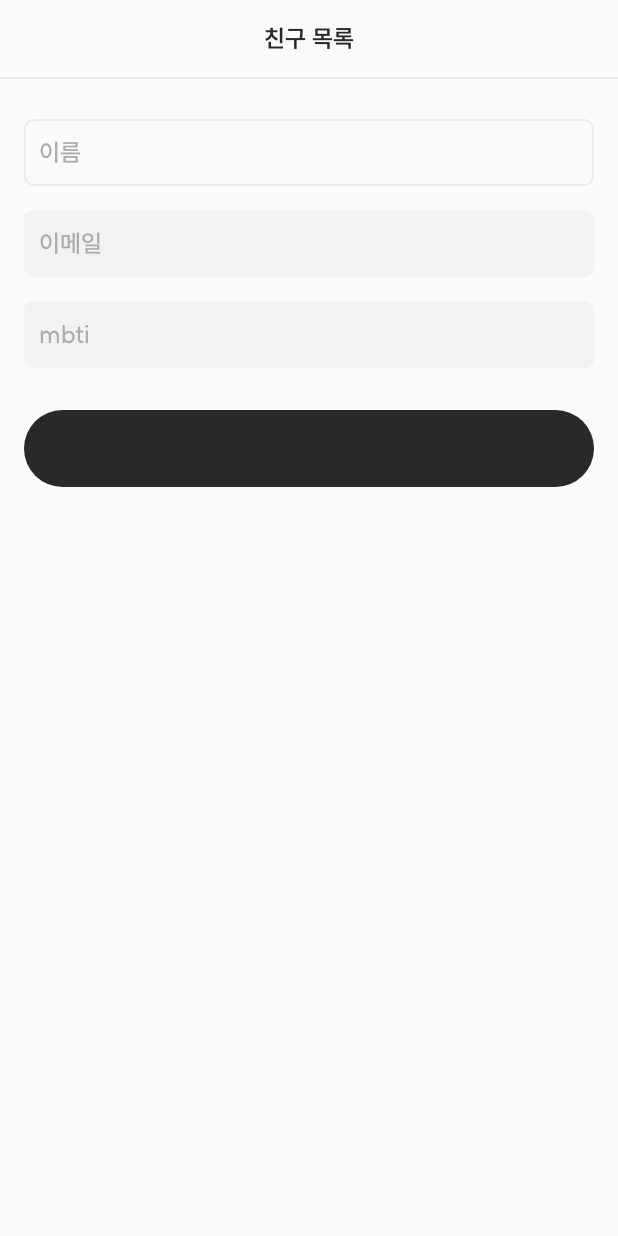
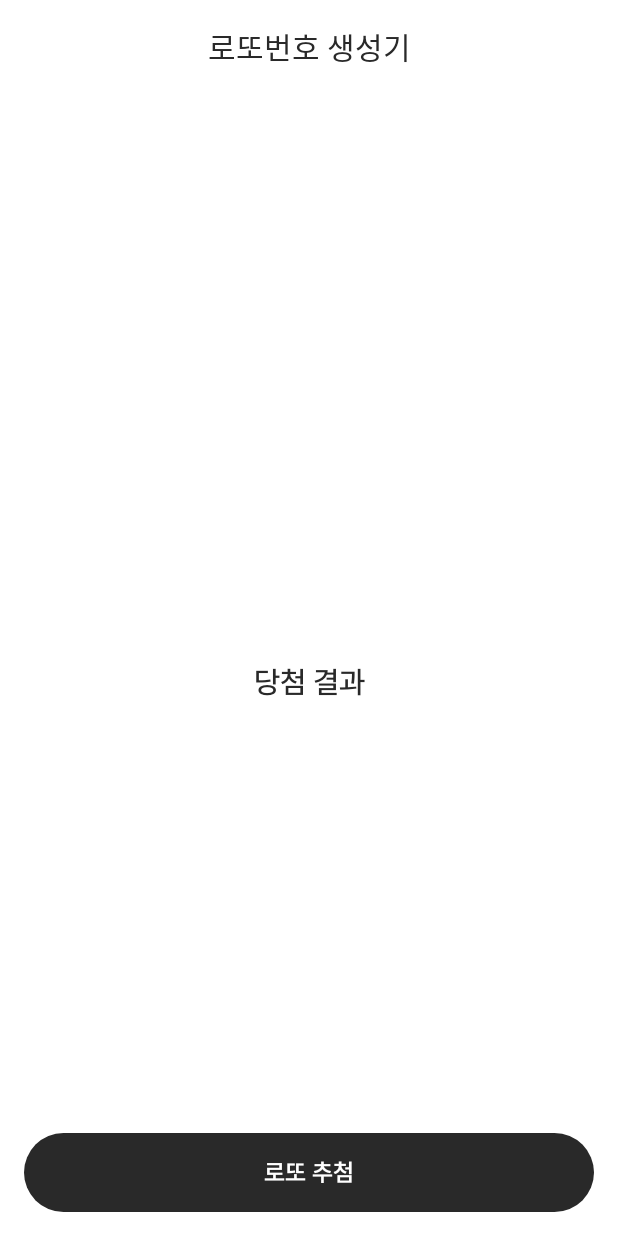
Before and after one commit to 30th-THE-SOPT-Android-Simhwa-Study/Android-YoungJin, an Android app: the screen it shows after launch (FriendActivity before the commit, LottoActivity after it), on a phone screen of 412 x 824 dp. Run offline under Robolectric (Android 15) with nearby library versions, the phone set to English and light mode, and no system bars; our stand-ins replace Dagger/Hilt's generated code, data binding; 4 statements that could not run were skipped.

Commit message:
[chore] 로또 추첨 ui 구현

```diff
--- a/app/src/main/AndroidManifest.xml
+++ b/app/src/main/AndroidManifest.xml
@@ -1,6 +1,8 @@
 <?xml version="1.0" encoding="utf-8"?>
 <manifest xmlns:android="http://schemas.android.com/apk/res/android"
     package="org.sopt.anshim">
+
+    <uses-permission android:name="android.permission.INTERNET" />
 
     <application
         android:name=".application.AnshimApplication"
@@ -11,7 +13,16 @@
         android:supportsRtl="true"
         android:theme="@style/Theme.Anshim">
         <activity
-            android:name="org.sopt.anshim.presentation.sign.screens.SignInActivity"
+            android:name=".presentation.lotto.LottoActivity"
+            android:exported="true">
+            <intent-filter>
+                <action android:name="android.intent.action.MAIN" />
+
+                <category android:name="android.intent.category.LAUNCHER" />
+            </intent-filter>
+        </activity>
+        <activity
+            android:name=".presentation.sign.screens.SignInActivity"
             android:exported="false"
             android:windowSoftInputMode="adjustResize" />
         <activity
@@ -22,13 +33,7 @@
             android:exported="false" />
         <activity
             android:name=".presentation.friend.screens.FriendActivity"
-            android:exported="true">
-            <intent-filter>
-                <action android:name="android.intent.action.MAIN" />
-
-                <category android:name="android.intent.category.LAUNCHER" />
-            </intent-filter>
-        </activity>
+            android:exported="false" />
     </application>
 
 </manifest>
--- /dev/null
+++ b/app/src/main/java/org/sopt/anshim/presentation/lotto/LottoActivity.kt
@@ -0,0 +1,21 @@
+package org.sopt.anshim.presentation.lotto
+
+import android.os.Bundle
+import androidx.activity.viewModels
+import androidx.appcompat.app.AppCompatActivity
+import androidx.databinding.DataBindingUtil
+import org.sopt.anshim.R
+import org.sopt.anshim.databinding.ActivityLottoBinding
+
+class LottoActivity : AppCompatActivity() {
+    private lateinit var binding: ActivityLottoBinding
+    private val viewModel: LottoViewModel by viewModels()
+
+    override fun onCreate(savedInstanceState: Bundle?) {
+        super.onCreate(savedInstanceState)
+        binding = DataBindingUtil.setContentView(this, R.layout.activity_lotto)
+
+        binding.viewModel = viewModel
+        binding.lifecycleOwner = this@LottoActivity
+    }
+}
--- /dev/null
+++ b/app/src/main/java/org/sopt/anshim/presentation/lotto/LottoViewModel.kt
@@ -0,0 +1,35 @@
+package org.sopt.anshim.presentation.lotto
+
+import androidx.lifecycle.MutableLiveData
+import androidx.lifecycle.ViewModel
+import org.sopt.anshim.presentation.types.LottoNumViewType
+import java.text.SimpleDateFormat
+import java.util.*
+import kotlin.random.Random
+
+class LottoViewModel : ViewModel() {
+    private val lottoNums = LottoNumViewType.values()
+    private var _generatedLottoNumList = MutableLiveData<List<LottoNumViewType>>()
+    val generatedLottoNumList get() = _generatedLottoNumList
+
+    fun generateLottoNums() {
+        val result = arrayListOf<LottoNumViewType>()
+
+        val source = IntArray(45) { it + 1 }
+        val seed =
+            SimpleDateFormat("yyyy-MM-dd'T'HH:mm:ss.SSSZ", Locale.KOREA).format(Date()).hashCode()
+                .toLong()
+        val random = Random(seed)
+        source.shuffle(random)
+        source.slice(0..5).forEach { num ->
+            result.add(lottoNums[num])
+        }
+        result.sort()
+
+        _generatedLottoNumList.value = result
+    }
+
+    companion object {
+        private const val TAG = "LottoViewModel"
+    }
+}
--- /dev/null
+++ b/app/src/main/java/org/sopt/anshim/presentation/types/LottoNumViewType.kt
@@ -0,0 +1,22 @@
+package org.sopt.anshim.presentation.types
+
+import org.sopt.anshim.R
+
+/** 로또 번호 1, 45까지를 정의하고 번호에 해당하는 컬러를 추출 (단, EMPTY의 경우 사용되지는 않지만 인덱스가 0부터 시작하는 것을 고려하여 추가함) */
+enum class LottoNumViewType {
+    EMPTY, ONE, TWO, THREE, FOUR, FIVE, SIX, SEVEN, EIGHT, NINE,
+    TEN, ELEVEN, TWELVE, THIRTEEN, FOURTEEN, FIFTEEN, SIXTEEN, SEVENTEEN, EIGHTEEN, NINETEEN,
+    TWENTY, TWENTY_ONE, TWENTY_TWO, TWENTY_THREE, TWENTY_FOUR, TWENTY_FIVE, TWENTY_SIX, TWENTY_SEVEN, TWENTY_EIGHT, TWENTY_NINE,
+    THIRTY, THIRTY_ONE, THIRTY_TWO, THIRTY_THREE, THIRTY_FOUR, THIRTY_FIVE, THIRTY_SIX, THIRTY_SEVEN, THIRTY_EIGHT, THIRTY_NINE,
+    FORTY, FORTY_ONE, FORTY_TWO, FORTY_THREE, FORTY_FOUR, FORTY_FIVE;
+
+    fun getColor(): Int {
+        return when(this.ordinal) {
+            in 1..9 -> R.color.green
+            in 10..19 -> R.color.light_pink
+            in 20..29 -> R.color.strawberry_pink
+            in 30..39 -> R.color.hot_pink
+            else -> R.color.purple
+        }
+    }
+}
--- /dev/null
+++ b/app/src/main/res/layout/activity_lotto.xml
@@ -0,0 +1,98 @@
+<?xml version="1.0" encoding="utf-8"?>
+<layout xmlns:android="http://schemas.android.com/apk/res/android"
+    xmlns:app="http://schemas.android.com/apk/res-auto"
+    xmlns:bind="http://schemas.android.com/apk/res-auto"
+    xmlns:tools="http://schemas.android.com/tools">
+
+    <data>
+
+        <variable
+            name="viewModel"
+            type="org.sopt.anshim.presentation.lotto.LottoViewModel" />
+    </data>
+
+    <androidx.constraintlayout.widget.ConstraintLayout
+        android:layout_width="match_parent"
+        android:layout_height="match_parent"
+        android:background="@color/white"
+        tools:context=".presentation.lotto.LottoActivity">
+
+        <TextView
+            android:id="@+id/lotto_title"
+            android:layout_width="wrap_content"
+            android:layout_height="wrap_content"
+            android:layout_marginTop="@dimen/spacingBase"
+            android:layout_marginBottom="@dimen/spacingLarge"
+            android:fontFamily="@font/suit_b"
+            android:text="로또번호 생성기"
+            android:textColor="@color/gray_700"
+            android:textSize="20sp"
+            app:layout_constraintEnd_toEndOf="parent"
+            app:layout_constraintStart_toStartOf="parent"
+            app:layout_constraintTop_toTopOf="parent" />
+
+        <LinearLayout
+            android:id="@+id/lotto_container"
+            android:layout_width="wrap_content"
+            android:layout_height="wrap_content"
+            android:gravity="center_horizontal"
+            android:orientation="horizontal"
+            app:layout_constraintBottom_toTopOf="@id/generation_lotto_num"
+            app:layout_constraintEnd_toEndOf="parent"
+            app:layout_constraintStart_toStartOf="parent"
+            app:layout_constraintTop_toBottomOf="@id/lotto_title">
+
+            <include
+                layout="@layout/item_lotto"
+                bind:lottoNum="@{viewModel.generatedLottoNumList.get(0)}" />
+
+            <include
+                layout="@layout/item_lotto"
+                bind:lottoNum="@{viewModel.generatedLottoNumList.get(1)}" />
+
+            <include
+                layout="@layout/item_lotto"
+                bind:lottoNum="@{viewModel.generatedLottoNumList.get(2)}" />
+
+            <include
+                layout="@layout/item_lotto"
+                bind:lottoNum="@{viewModel.generatedLottoNumList.get(3)}" />
+
+            <include
+                layout="@layout/item_lotto"
+                bind:lottoNum="@{viewModel.generatedLottoNumList.get(4)}" />
+
+            <include
+                layout="@layout/item_lotto"
+                bind:lottoNum="@{viewModel.generatedLottoNumList.get(5)}" />
+
+        </LinearLayout>
+
+        <TextView
+            android:id="@+id/tv_winning"
+            android:layout_width="wrap_content"
+            android:layout_height="wrap_content"
+            android:layout_marginTop="@dimen/spacingBase"
+            android:fontFamily="@font/suit_m"
+            android:gravity="center"
+            android:text="당첨 결과"
+            android:textColor="@color/gray_700"
+            android:textSize="20sp"
+            app:layout_constraintEnd_toEndOf="parent"
+            app:layout_constraintStart_toStartOf="parent"
+            app:layout_constraintTop_toBottomOf="@id/lotto_container" />
+
+        <Button
+            android:id="@+id/generation_lotto_num"
+            style="@style/Widget.RoundButton.Style"
+            android:layout_width="match_parent"
+            android:layout_height="wrap_content"
+            android:layout_marginHorizontal="@dimen/spacingBase"
+            android:layout_marginBottom="@dimen/spacingBase"
+            android:onClick="@{() -> viewModel.generateLottoNums()}"
+            android:text="로또 추첨"
+            app:layout_constraintBottom_toBottomOf="parent"
+            app:layout_constraintEnd_toEndOf="parent"
+            app:layout_constraintStart_toStartOf="parent" />
+    </androidx.constraintlayout.widget.ConstraintLayout>
+</layout>
--- /dev/null
+++ b/app/src/main/res/layout/item_lotto.xml
@@ -0,0 +1,33 @@
+<?xml version="1.0" encoding="utf-8"?>
+<layout xmlns:android="http://schemas.android.com/apk/res/android"
+    xmlns:tools="http://schemas.android.com/tools">
+
+    <data>
+
+        <import type="org.sopt.anshim.R" />
+
+        <variable
+            name="lottoNum"
+            type="org.sopt.anshim.presentation.types.LottoNumViewType" />
+    </data>
+
+    <LinearLayout
+        android:layout_width="50dp"
+        android:layout_height="50dp"
+        android:layout_marginHorizontal="@dimen/spacingMicro"
+        android:background="@drawable/shape_border_radius_28"
+        android:backgroundTint="@{lottoNum != null ? context.getColor(lottoNum.getColor()) : context.getColor(R.color.white)}"
+        android:gravity="center"
+        tools:backgroundTint="@color/hot_pink">
+
+        <TextView
+            android:id="@+id/name"
+            android:layout_width="wrap_content"
+            android:layout_height="wrap_content"
+            android:fontFamily="@font/suit_b"
+            android:text="@{Integer.toString(lottoNum != null ? lottoNum.ordinal() : 0)}"
+            android:textColor="@color/white"
+            android:textSize="18sp"
+            tools:text="7" />
+    </LinearLayout>
+</layout>
--- a/app/src/main/res/values/colors.xml
+++ b/app/src/main/res/values/colors.xml
@@ -14,4 +14,15 @@
     <color name="gray_100">#EBEBEB</color>
     <color name="gray_200">#ABABAB</color>
     <color name="gray_700">#292929</color>
+
+    <!-- Lotto -->
+    <color name="green">#97C9AF</color>
+    <color name="light_pink">#E0C5DB</color>
+    <color name="strawberry_pink">#E6A2B6</color>
+    <color name="hot_pink">#CE719A</color>
+    <color name="purple">#B697C9</color>
+
+
+
+
 </resources>
```
